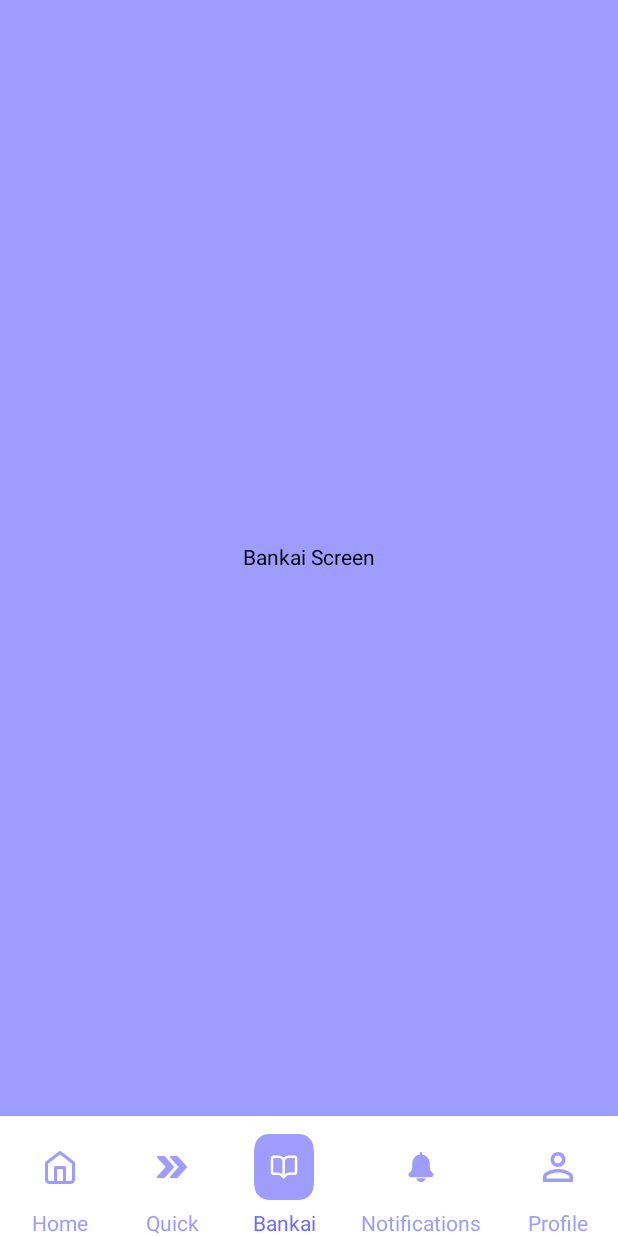
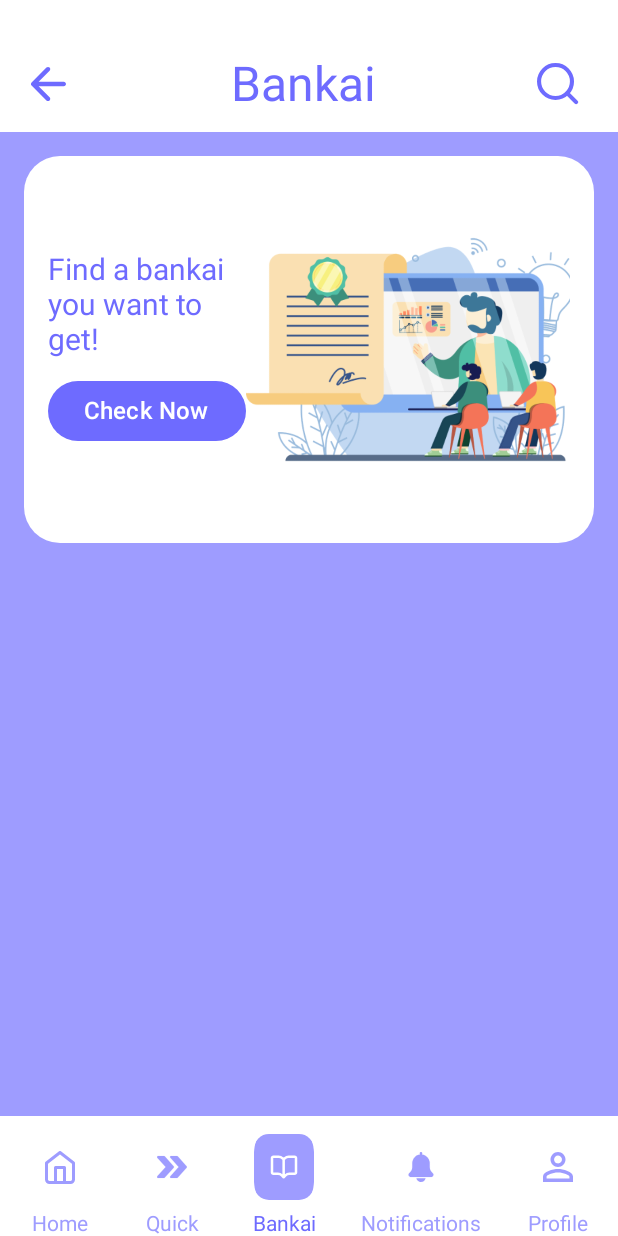
Before and after one commit to Omkharade318/Project-Bankai, an Android app built with Jetpack Compose: the screen it shows after launch (StartActivity), after a tap on "learn", on a phone screen of 412 x 824 dp. Run offline under Robolectric (Android 15) with nearby library versions, the phone set to English and light mode, and no system bars; 3 other taps on this screen came first.

Commit message:
added some part of learn screen

```diff
--- a/app/src/main/java/com/example/projectbankai/ui/components/common/BottomBar.kt
+++ b/app/src/main/java/com/example/projectbankai/ui/components/common/BottomBar.kt
@@ -102,7 +102,7 @@ fun MyBottomAppBar(){
                         onClick = {
                             selected.value = R.drawable.ic_quick
                             navController.navigate(BottomBarScreen.QuickSkills.screen){
-                                popUpTo(BottomBarScreen.Home.screen)
+                                navController.popBackStack()
                             }
                         },
                         modifier = Modifier.weight(1f)
@@ -141,7 +141,7 @@ fun MyBottomAppBar(){
                         onClick = {
                             selected.value = R.drawable.ic_learn
                             navController.navigate(BottomBarScreen.Learn.screen){
-                                popUpTo(BottomBarScreen.Home.screen)
+                               navController.popBackStack()
                             }
                         },
                         modifier = Modifier.weight(1f)
@@ -180,7 +180,7 @@ fun MyBottomAppBar(){
                         onClick = {
                             selected.value = R.drawable.ic_notifications
                             navController.navigate(BottomBarScreen.Notifications.screen){
-                                popUpTo(BottomBarScreen.Home.screen)
+                                navController.popBackStack()
                             }
                         },
                         modifier = Modifier.weight(1f)
@@ -219,7 +219,7 @@ fun MyBottomAppBar(){
                         onClick = {
                             selected.value = R.drawable.ic_profile
                             navController.navigate(BottomBarScreen.Profile.screen){
-                                popUpTo(BottomBarScreen.Home.screen)
+                                navController.popBackStack()
                             }
                         },
                         modifier = Modifier.weight(1f)
--- a/app/src/main/java/com/example/projectbankai/ui/screens/learn/Learn.kt
+++ b/app/src/main/java/com/example/projectbankai/ui/screens/learn/Learn.kt
@@ -1,14 +1,43 @@
 package com.example.projectbankai.ui.screens.learn
 
+import androidx.compose.foundation.Image
 import androidx.compose.foundation.background
+import androidx.compose.foundation.layout.Arrangement
 import androidx.compose.foundation.layout.Box
+import androidx.compose.foundation.layout.Column
+import androidx.compose.foundation.layout.Row
 import androidx.compose.foundation.layout.fillMaxSize
+import androidx.compose.foundation.layout.fillMaxWidth
+import androidx.compose.foundation.layout.padding
+import androidx.compose.foundation.layout.size
+import androidx.compose.foundation.lazy.LazyColumn
+import androidx.compose.foundation.lazy.items
+import androidx.compose.foundation.shape.CircleShape
+import androidx.compose.foundation.shape.RoundedCornerShape
+import androidx.compose.material.icons.Icons
+import androidx.compose.material.icons.automirrored.rounded.ArrowBack
+import androidx.compose.material3.AlertDialog
+import androidx.compose.material3.Button
+import androidx.compose.material3.Card
+import androidx.compose.material3.CardDefaults
+import androidx.compose.material3.Icon
+import androidx.compose.material3.IconButton
 import androidx.compose.material3.Text
 import androidx.compose.runtime.Composable
 import androidx.compose.ui.Alignment
 import androidx.compose.ui.Modifier
+import androidx.compose.ui.draw.clip
+import androidx.compose.ui.graphics.Color
+import androidx.compose.ui.layout.ModifierLocalBeyondBoundsLayout
+import androidx.compose.ui.res.painterResource
+import androidx.compose.ui.tooling.preview.Preview
+import androidx.compose.ui.unit.dp
+import androidx.compose.ui.unit.sp
+import com.example.projectbankai.ui.theme.DarkPurple
 import com.example.projectbankai.ui.theme.LightPurple
+import com.example.projectbankai.R
 
+@Preview(showBackground = true, showSystemUi = true)
 @Composable
 fun LearnScreen() {
 
@@ -16,10 +45,108 @@ fun LearnScreen() {
         modifier = Modifier
             .fillMaxSize()
             .background(LightPurple),
-        contentAlignment = Alignment.Center,
-    ){
-        Text(
-            text = "Bankai Screen"
-        )
+    ) {
+        Column {
+
+            Row(
+                modifier = Modifier
+                    .fillMaxWidth()
+                    .background(Color.White)
+                    .padding(start = 8.dp, top = 32.dp, end = 16.dp, bottom = 8.dp),
+                verticalAlignment = Alignment.CenterVertically,
+                horizontalArrangement = Arrangement.SpaceBetween
+            ) {
+                IconButton(
+                    onClick = {
+
+                    },
+                ) {
+                    Icon(
+                        imageVector = Icons.AutoMirrored.Rounded.ArrowBack,
+                        contentDescription = "Back",
+                        tint = DarkPurple,
+                        modifier = Modifier
+                            .size(36.dp)
+                    )
+
+                }
+
+                Text(
+                    text = "Bankai",
+                    color = DarkPurple,
+                    fontSize = 32.sp
+                )
+
+                IconButton(
+                    onClick = {
+
+                    },
+                ) {
+                    Icon(
+                        painter = painterResource(R.drawable.ic_search),
+                        contentDescription = "Back",
+                        tint = DarkPurple,
+                        modifier = Modifier
+                            .size(28.dp)
+                    )
+
+                }
+            }
+
+            LazyColumn {
+                item {
+                        Card(
+                            modifier = Modifier
+                                .fillMaxSize()
+                                .padding(16.dp),
+                            shape = RoundedCornerShape(24.dp),
+                            colors = CardDefaults.cardColors(Color.White)
+                        ) {
+                            Row(
+                                modifier = Modifier
+                                    .fillMaxWidth()
+                                    .padding(16.dp),
+                                horizontalArrangement = Arrangement.SpaceBetween,
+                                verticalAlignment = Alignment.CenterVertically
+                            ) {
+                                Column{
+
+                                    Text(
+                                        text = "Find a bankai\n" +
+                                                "you want to\n" +
+                                                "get!",
+                                        color = DarkPurple,
+                                        fontSize = 20.sp
+                                    )
+
+                                    Button(
+                                        onClick = {
+
+                                        },
+                                        shape = RoundedCornerShape(24.dp),
+                                        colors = androidx.compose.material3.ButtonDefaults.buttonColors(
+                                            containerColor = DarkPurple,
+                                            contentColor = Color.White
+                                        ),
+                                        modifier = Modifier.padding(top = 12.dp)
+                                    ) {
+                                        Text(
+                                            text = "Check Now",
+                                            fontSize = 16.sp,
+                                        )
+                                    }
+
+                                }
+                                Image(
+                                    painter = painterResource(R.drawable.laptop_guy),
+                                    contentDescription = "guy with laptop",
+                                    alignment = Alignment.CenterEnd
+                                )
+                        }
+
+                    }
+                }
+            }
+        }
     }
 }
```
Also changed, not shown: app/src/main/res/drawable/laptop_guy.png (added).
